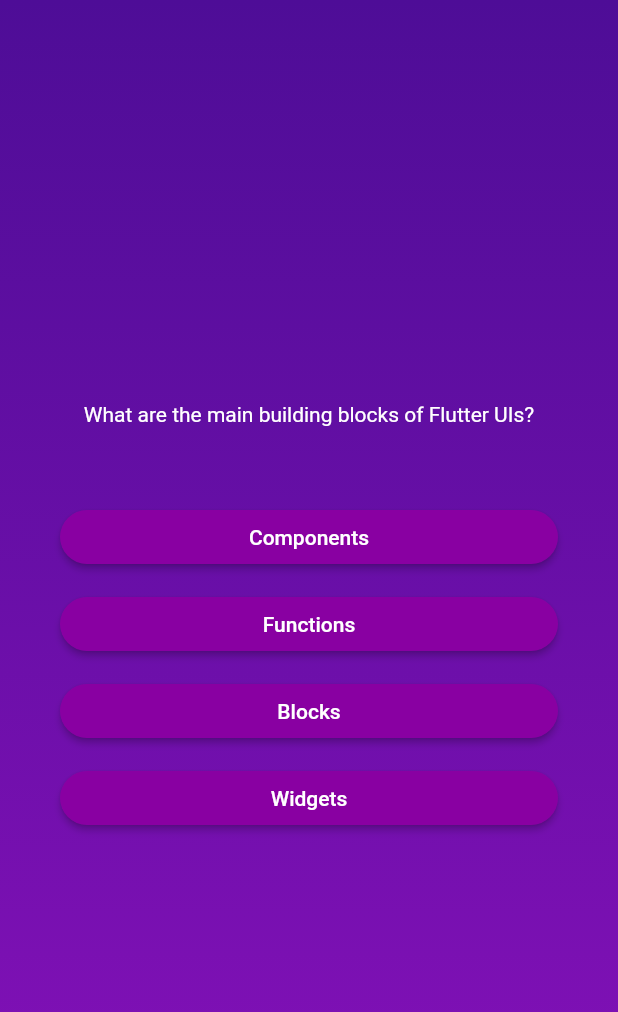
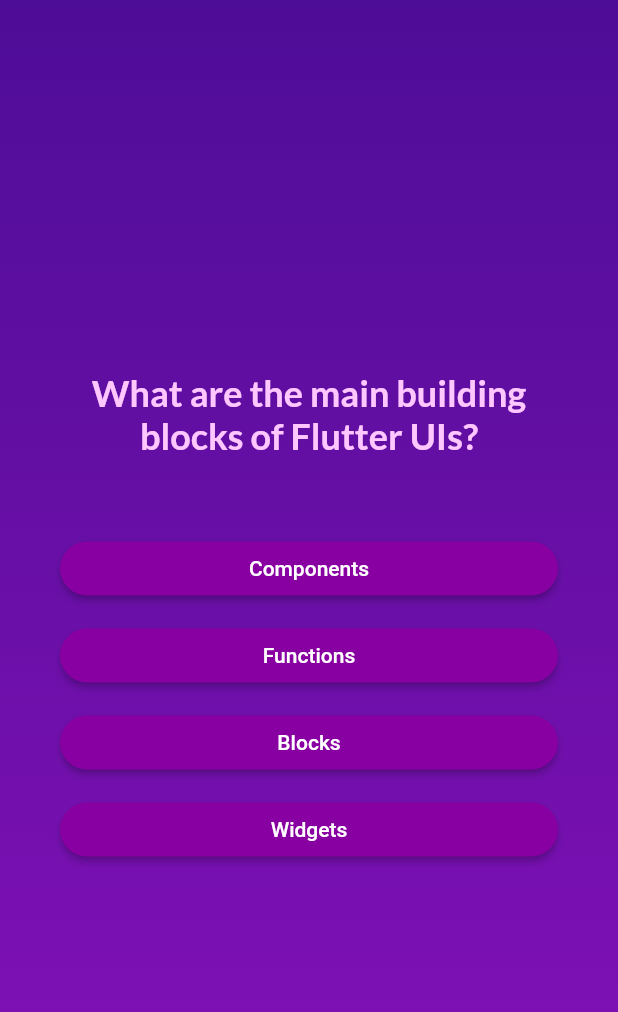
Before and after one commit to dani-edo/riddles, a Flutter app: the screen it shows after launch, after a tap on "Start", on a phone screen of 412 x 824 dp. Shown: the top 1012 px of the screen. Run offline on Flutter 3.47's test engine with Material 2 defaults, Android fonts, the phone set to English and light mode, and no system bars; our stand-ins replace google_fonts.

Commit message:
setup and use google fonts

```diff
--- a/lib/page/question.dart
+++ b/lib/page/question.dart
@@ -1,6 +1,7 @@
 import 'package:flutter/material.dart';
 import 'package:riddles/components/answer_button.dart';
 import 'package:riddles/data/questions.dart';
+import 'package:google_fonts/google_fonts.dart';
 
 class Question extends StatefulWidget {
   const Question({Key? key}) : super(key: key);
@@ -31,8 +32,10 @@ class _QuestionState extends State<Question> {
           children: [
             Text(
               currentQuestion.text,
-              style: const TextStyle(
-                color: Colors.white,
+              style: GoogleFonts.lato(
+                color: const Color.fromARGB(255, 255, 199, 255),
+                fontSize: 24,
+                fontWeight: FontWeight.bold,
               ),
               textAlign: TextAlign.center,
             ),
--- a/lib/page/start_screen.dart
+++ b/lib/page/start_screen.dart
@@ -1,4 +1,5 @@
 import 'package:flutter/material.dart';
+import 'package:google_fonts/google_fonts.dart';
 
 class StartScreen extends StatelessWidget {
   const StartScreen({
@@ -26,9 +27,13 @@ class StartScreen extends StatelessWidget {
             const SizedBox(
               height: 100,
             ),
-            const Text(
+            Text(
               'Let\'s Play Fun Quiz',
-              style: TextStyle(color: Colors.white, fontSize: 25),
+              style: GoogleFonts.lato(
+                color: Colors.white,
+                fontSize: 25,
+                fontWeight: FontWeight.bold,
+              ),
             ),
             const SizedBox(
               height: 15,
--- a/pubspec.yaml
+++ b/pubspec.yaml
@@ -35,6 +35,7 @@ dependencies:
   # The following adds the Cupertino Icons font to your application.
   # Use with the CupertinoIcons class for iOS style icons.
   cupertino_icons: ^1.0.2
+  google_fonts: ^6.1.0
 
 dev_dependencies:
   flutter_test:
```
Also changed, not shown: pubspec.lock, 7 other files.
